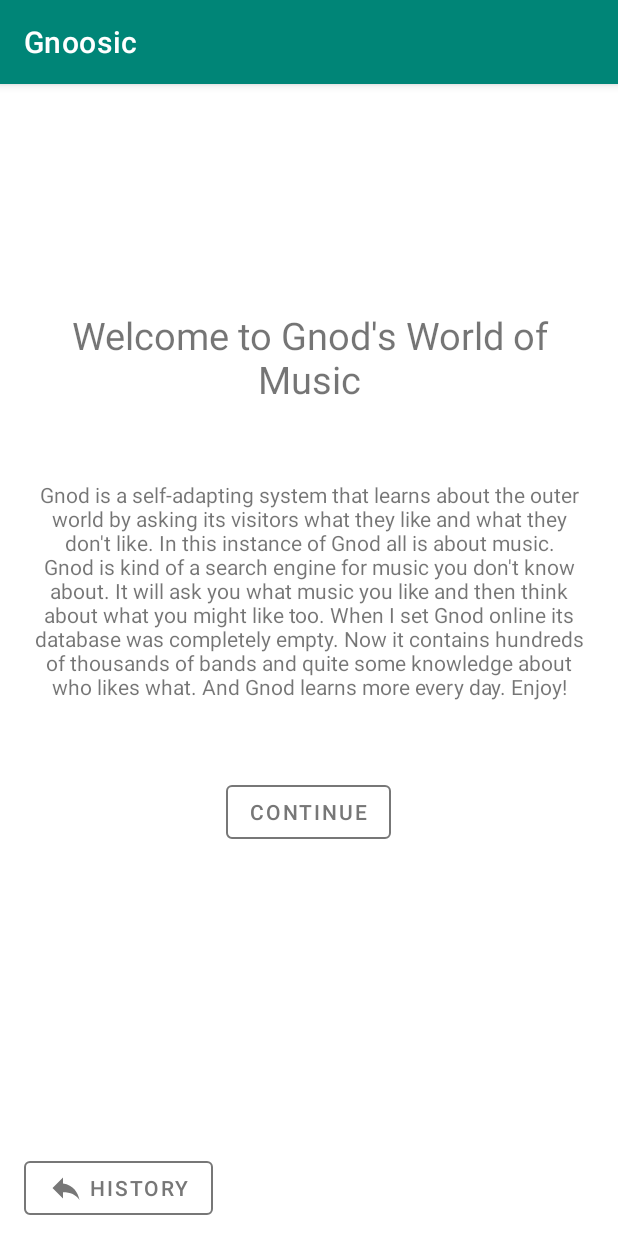
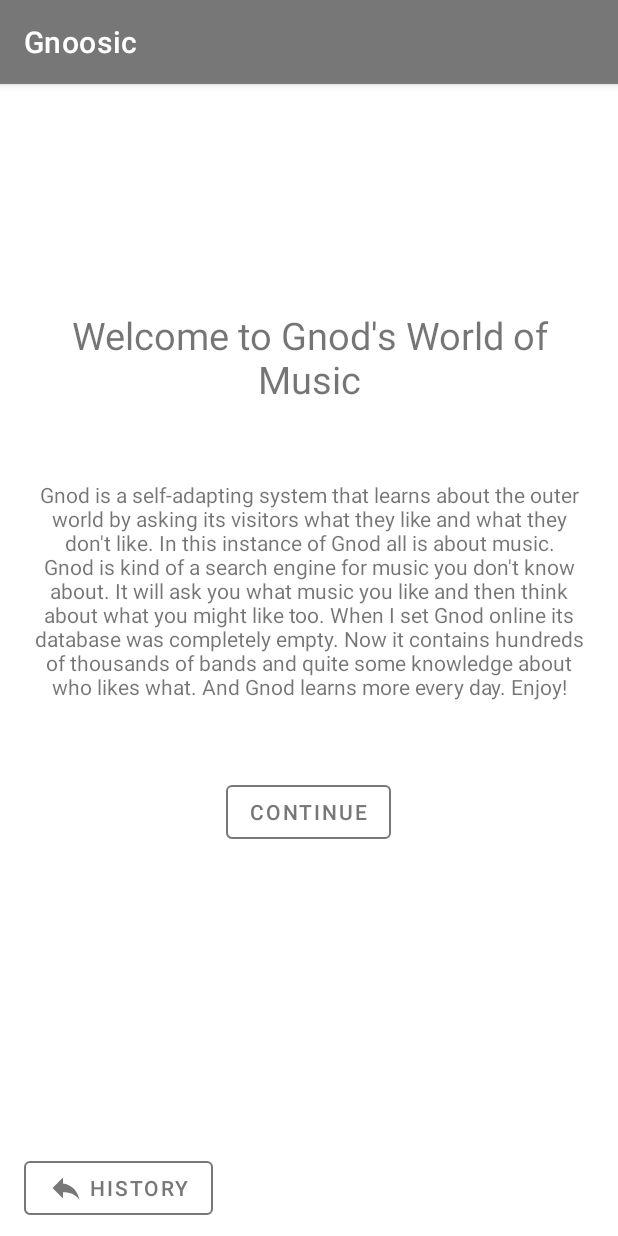
Before and after one commit to Mpk605/Gnoosic_Public, an Android app: the screen it shows after launch (MainActivity), on a phone screen of 412 x 824 dp. Run offline under Robolectric (Android 15) with nearby library versions, the phone set to English and light mode, and no system bars.

Commit message:
set colors

```diff
--- a/app/src/main/res/values/colors.xml
+++ b/app/src/main/res/values/colors.xml
@@ -1,6 +1,6 @@
 <?xml version="1.0" encoding="utf-8"?>
 <resources>
-    <color name="colorPrimary">#008577</color>
-    <color name="colorPrimaryDark">#00574B</color>
-    <color name="colorAccent">#D81B60</color>
+    <color name="colorPrimary">#777777</color>
+    <color name="colorPrimaryDark">#444444</color>
+    <color name="colorAccent">#C00000</color>
 </resources>
```
